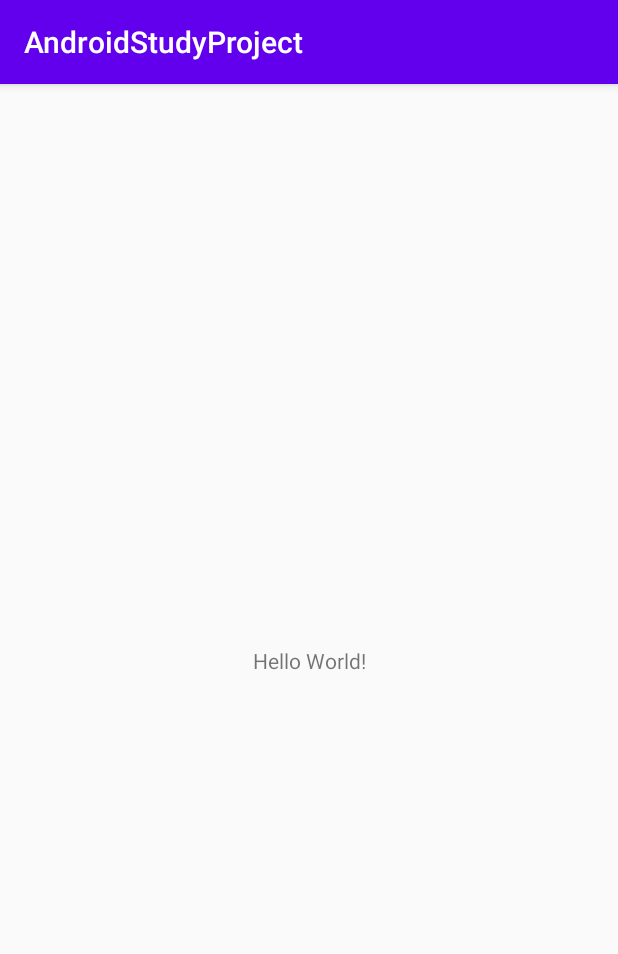
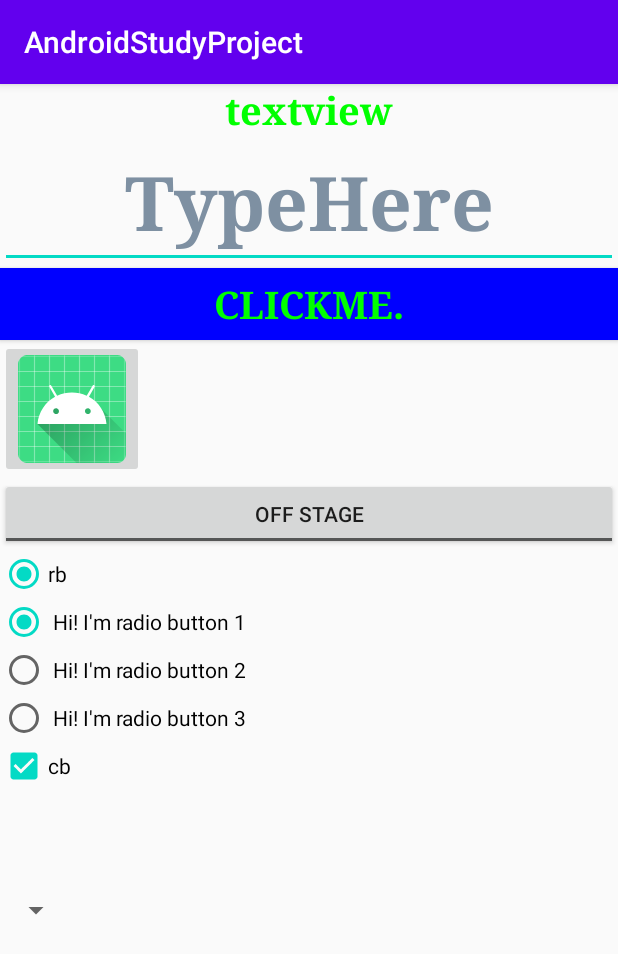
Before and after one commit to vikas1993/AndroidStudyCode, an Android app: the screen it shows after launch (MainActivity), on a phone screen of 412 x 824 dp. Shown: the top 954 px of the screen. Run offline under Robolectric (Android 15) with nearby library versions, the phone set to English and light mode, and no system bars.

Commit message:
Chapter 3 created Ui Elements

```diff
--- a/app/src/main/res/layout/activity_main.xml
+++ b/app/src/main/res/layout/activity_main.xml
@@ -1,18 +1,76 @@
 <?xml version="1.0" encoding="utf-8"?>
-<androidx.constraintlayout.widget.ConstraintLayout xmlns:android="http://schemas.android.com/apk/res/android"
+<LinearLayout xmlns:android="http://schemas.android.com/apk/res/android"
     xmlns:app="http://schemas.android.com/apk/res-auto"
     xmlns:tools="http://schemas.android.com/tools"
     android:layout_width="match_parent"
     android:layout_height="match_parent"
+    android:orientation="vertical"
     tools:context=".MainActivity">
 
-    <TextView
+    <TextView android:id="@+id/textView1"
+        android:layout_width="match_parent"
+        android:layout_height="wrap_content"
+        android:textColor="#00ff00"
+        android:typeface="serif" android:textStyle="bold"
+        android:textSize="25sp" android:text="textview"
+        android:gravity="center">
+    </TextView>
+    <EditText android:id="@+id/edittext1"
+        android:layout_width="match_parent"
+        android:layout_height="wrap_content"
+        android:textColor="#7e90a2" android:typeface="serif" android:textStyle="bold" android:textSize="50sp"
+        android:text="TypeHere"
+        android:hint="Type"
+        android:gravity="center"/>
+    <Button
+        android:id="@+id/button1"
+        android:layout_width="match_parent"
+        android:layout_height="wrap_content"
+        android:textColor="#00ff00"
+        android:typeface="serif"
+        android:textStyle="bold"
+        android:textSize="25sp"
+        android:text="Clickme."
+        android:background="#0000ff">
+    </Button>
+    <ImageButton android:id="@+id/imageButton1"
         android:layout_width="wrap_content"
         android:layout_height="wrap_content"
-        android:text="Hello World!"
-        app:layout_constraintBottom_toBottomOf="parent"
-        app:layout_constraintLeft_toLeftOf="parent"
-        app:layout_constraintRight_toRightOf="parent"
-        app:layout_constraintTop_toTopOf="parent" />
+        android:src="@mipmap/ic_launcher"
+        android:contentDescription="desc.">
+    </ImageButton>
+    <ToggleButton android:id="@+id/ToggleButton01"
+        android:layout_width="match_parent"
+        android:layout_height="wrap_content"
+        android:textOff="Off Stage"
+        android:textOn="On Stage">
+    </ToggleButton>
+    <RadioButton
+        android:id="@+id/radioButton1"
+        android:layout_width="match_parent"
+        android:layout_height="wrap_content"
+        android:checked="true" android:text="rb">
+    </RadioButton>
+    <RadioGroup
+        android:id="@+id/radioGroup1"
+        android:layout_height="wrap_content" android:layout_width="match_parent">
+        <RadioButton android:id="@+id/radio0"
+            android:layout_height="wrap_content" android:layout_width="wrap_content" android:text=" Hi! I'm radio button 1" android:checked="true">
+        </RadioButton>
+        <RadioButton android:id="@+id/radio1" android:layout_height="wrap_content" android:layout_width="wrap_content" android:text=" Hi! I'm radio button 2">
+        </RadioButton>
+        <RadioButton android:id="@+id/radio2" android:layout_height="wrap_content" android:layout_width="wrap_content" android:text=" Hi! I'm radio button 3">
+        </RadioButton>
+    </RadioGroup>
+    <CheckBox android:id="@+id/checkBox1" android:layout_width="match_parent" android:layout_height="wrap_content" android:checked="true"
+        android:text="cb">
+    </CheckBox>
+    <Spinner android:id="@+id/spinner1" android:layout_width="wrap_content" android:layout_height="wrap_content" android:layout_weight="1">
+    </Spinner>
+    <ListView android:id="@+id/listView1" android:layout_width="match_parent"
+        android:layout_height="wrap_content"
+        android:layout_weight="1">
+    </ListView>
 
-</androidx.constraintlayout.widget.ConstraintLayout>
+
+</LinearLayout>
```
